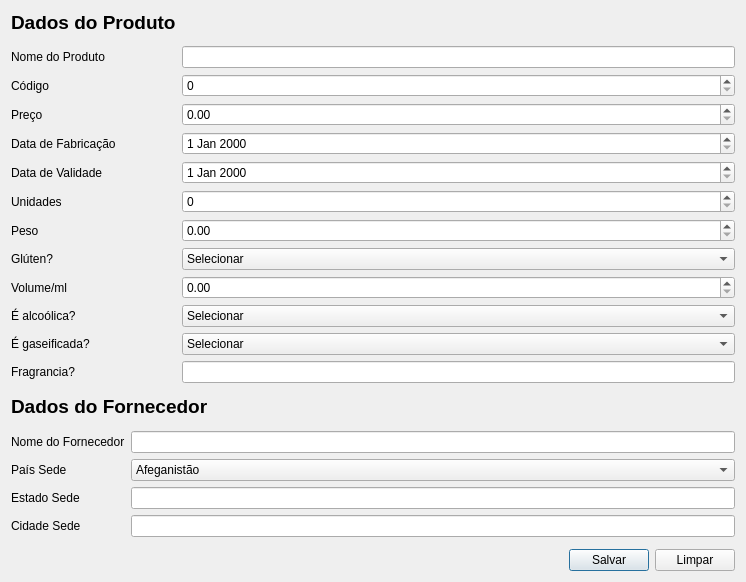
This is Projeto 3/Projeto/cadastro.ui in Rodrigo-P-Nascimento/Qt-DRUD as Qt 5 draws it before an edit. The edited form follows.
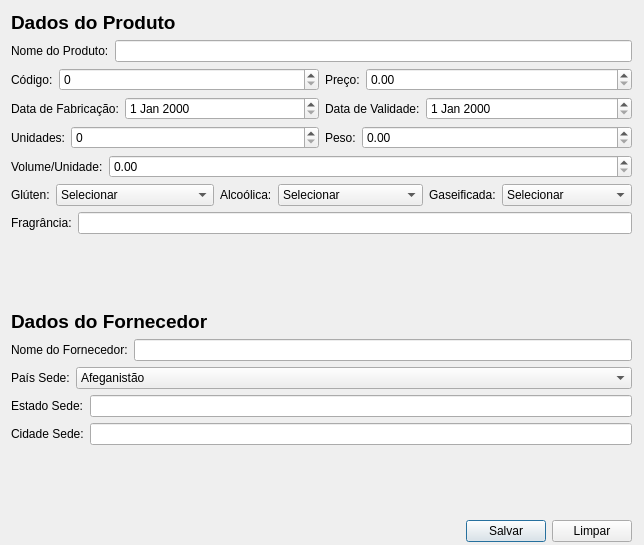
This is the edited form.

```diff
--- a/Projeto 3/Projeto/cadastro.ui
+++ b/Projeto 3/Projeto/cadastro.ui
@@ -9,37 +9,81 @@
    <rect>
     <x>0</x>
     <y>0</y>
-    <width>746</width>
-    <height>582</height>
+    <width>644</width>
+    <height>545</height>
    </rect>
   </property>
   <property name="windowTitle">
    <string>Cadastrar</string>
   </property>
+  <widget class="QWidget" name="">
+   <property name="geometry">
+    <rect>
+     <x>11</x>
+     <y>11</y>
+     <width>621</width>
+     <height>531</height>
+    </rect>
+   </property>
   <layout class="QVBoxLayout" name="verticalLayout">
    <item>
-    <layout class="QGridLayout" name="gridLayout">
-     <item row="7" column="1">
-      <widget class="QSpinBox" name="SPIN_UNIDADE">
-       <property name="enabled">
-        <bool>true</bool>
-       </property>
-       <property name="toolTip">
-        <string/>
-       </property>
+     <widget class="QLabel" name="label_11">
+      <property name="font">
+       <font>
+        <pointsize>14</pointsize>
+        <weight>75</weight>
+        <bold>true</bold>
+       </font>
+      </property>
+      <property name="text">
+       <string>Dados do Produto</string>
+      </property>
+     </widget>
+    </item>
+    <item>
+     <layout class="QFormLayout" name="formLayout_10">
+      <item row="0" column="0">
+       <widget class="QLabel" name="label">
+        <property name="text">
+         <string>Nome do Produto:</string>
+        </property>
+       </widget>
+      </item>
+      <item row="0" column="1">
+       <widget class="QLineEdit" name="LINE_NOME"/>
+      </item>
+     </layout>
+    </item>
+    <item>
+     <layout class="QHBoxLayout" name="horizontalLayout_2">
+      <item>
+       <layout class="QFormLayout" name="formLayout_3">
+        <item row="0" column="0">
+         <widget class="QLabel" name="label_3">
+          <property name="text">
+           <string>Código:</string>
+          </property>
+         </widget>
+        </item>
+        <item row="0" column="1">
+         <widget class="QSpinBox" name="SPIN_CODIGO">
        <property name="maximum">
-        <number>1000</number>
+           <number>9999</number>
        </property>
       </widget>
      </item>
-     <item row="12" column="0">
-      <widget class="QLabel" name="LABEL_GAS">
+       </layout>
+      </item>
+      <item>
+       <layout class="QFormLayout" name="formLayout">
+        <item row="0" column="0">
+         <widget class="QLabel" name="label_2">
        <property name="text">
-        <string>É gaseificada?</string>
+           <string>Preço:</string>
        </property>
       </widget>
      </item>
-     <item row="4" column="1">
+        <item row="0" column="1">
       <widget class="QDoubleSpinBox" name="SPIN_PRECO">
        <property name="decimals">
         <number>2</number>
@@ -49,33 +93,22 @@
        </property>
       </widget>
      </item>
-     <item row="9" column="1">
-      <widget class="QComboBox" name="COMBO_GLUTEN">
-       <item>
-        <property name="text">
-         <string>Selecionar</string>
-        </property>
-       </item>
-       <item>
-        <property name="text">
-         <string>Sim</string>
-        </property>
+       </layout>
+      </item>
+     </layout>
        </item>
        <item>
+     <layout class="QHBoxLayout" name="horizontalLayout_3">
+      <item>
+       <layout class="QFormLayout" name="formLayout_4">
+        <item row="0" column="0">
+         <widget class="QLabel" name="label_4">
         <property name="text">
-         <string>Não</string>
-        </property>
-       </item>
-      </widget>
-     </item>
-     <item row="11" column="0">
-      <widget class="QLabel" name="LABEL_ALCOOLICA">
-       <property name="text">
-        <string>É alcoólica?</string>
-       </property>
-      </widget>
-     </item>
-     <item row="5" column="1">
+           <string>Data de Fabricação:</string>
+          </property>
+         </widget>
+        </item>
+        <item row="0" column="1">
       <widget class="QDateEdit" name="DAFA">
        <property name="enabled">
         <bool>true</bool>
@@ -98,151 +131,89 @@
        </property>
       </widget>
      </item>
-     <item row="10" column="1">
-      <widget class="QDoubleSpinBox" name="SPIN_VOLUME"/>
-     </item>
-     <item row="2" column="1">
-      <widget class="QLineEdit" name="LINE_NOME"/>
-     </item>
-     <item row="4" column="0">
-      <widget class="QLabel" name="label_2">
-       <property name="text">
-        <string>Preço</string>
-       </property>
-      </widget>
-     </item>
-     <item row="5" column="0">
-      <widget class="QLabel" name="label_4">
-       <property name="text">
-        <string>Data de Fabricação</string>
-       </property>
-      </widget>
-     </item>
-     <item row="8" column="0">
-      <widget class="QLabel" name="LABEL_PESO">
-       <property name="text">
-        <string>Peso</string>
-       </property>
-      </widget>
-     </item>
-     <item row="3" column="1">
-      <widget class="QSpinBox" name="SPIN_CODIGO">
-       <property name="maximum">
-        <number>9999</number>
-       </property>
-      </widget>
-     </item>
-     <item row="6" column="0">
+       </layout>
+      </item>
+      <item>
+       <layout class="QFormLayout" name="formLayout_5">
+        <item row="0" column="0">
       <widget class="QLabel" name="label_5">
        <property name="text">
-        <string>Data de Validade</string>
+           <string>Data de Validade:</string>
        </property>
       </widget>
      </item>
-     <item row="8" column="1">
-      <widget class="QDoubleSpinBox" name="SPIN_PESO">
-       <property name="enabled">
-        <bool>true</bool>
-       </property>
-      </widget>
-     </item>
-     <item row="11" column="1">
-      <widget class="QComboBox" name="COMBO_ALCOOLICA">
-       <item>
-        <property name="text">
-         <string>Selecionar</string>
-        </property>
-       </item>
-       <item>
-        <property name="text">
-         <string>Sim</string>
-        </property>
-       </item>
-       <item>
-        <property name="text">
-         <string>Não</string>
-        </property>
-       </item>
-      </widget>
-     </item>
-     <item row="0" column="0">
-      <widget class="QLabel" name="label_11">
-       <property name="font">
-        <font>
-         <pointsize>14</pointsize>
-         <weight>75</weight>
-         <bold>true</bold>
-        </font>
-       </property>
-       <property name="text">
-        <string>Dados do Produto</string>
-       </property>
-      </widget>
-     </item>
-     <item row="7" column="0">
-      <widget class="QLabel" name="LABEL_UNIDADE">
-       <property name="text">
-        <string>Unidades</string>
-       </property>
-      </widget>
-     </item>
-     <item row="3" column="0">
-      <widget class="QLabel" name="label_3">
-       <property name="text">
-        <string>Código</string>
-       </property>
-      </widget>
-     </item>
-     <item row="6" column="1">
+        <item row="0" column="1">
       <widget class="QDateEdit" name="DAVA"/>
      </item>
-     <item row="12" column="1">
-      <widget class="QComboBox" name="COMBO_GAS">
+       </layout>
+      </item>
+     </layout>
+    </item>
        <item>
+     <layout class="QHBoxLayout" name="horizontalLayout_4">
+      <item>
+       <layout class="QFormLayout" name="formLayout_6">
+        <item row="0" column="0">
+         <widget class="QLabel" name="LABEL_UNIDADE">
         <property name="text">
-         <string>Selecionar</string>
-        </property>
-       </item>
-       <item>
-        <property name="text">
-         <string>Sim</string>
-        </property>
-       </item>
+           <string>Unidades:</string>
+          </property>
+         </widget>
+        </item>
+        <item row="0" column="1">
+         <widget class="QSpinBox" name="SPIN_UNIDADE">
+          <property name="enabled">
+           <bool>true</bool>
+          </property>
+          <property name="toolTip">
+           <string/>
+          </property>
+          <property name="maximum">
+           <number>1000</number>
+          </property>
+         </widget>
+        </item>
+       </layout>
+      </item>
        <item>
+       <layout class="QFormLayout" name="formLayout_7">
+        <item row="0" column="0">
+         <widget class="QLabel" name="LABEL_PESO">
         <property name="text">
-         <string>Não</string>
-        </property>
-       </item>
-      </widget>
-     </item>
-     <item row="1" column="0">
-      <spacer name="verticalSpacer_2">
-       <property name="orientation">
-        <enum>Qt::Vertical</enum>
-       </property>
-       <property name="sizeHint" stdset="0">
-        <size>
-         <width>20</width>
-         <height>40</height>
-        </size>
-       </property>
-      </spacer>
-     </item>
-     <item row="10" column="0">
+           <string>Peso:</string>
+          </property>
+         </widget>
+        </item>
+        <item row="0" column="1">
+         <widget class="QDoubleSpinBox" name="SPIN_PESO">
+          <property name="enabled">
+           <bool>true</bool>
+          </property>
+         </widget>
+        </item>
+       </layout>
+      </item>
+     </layout>
+    </item>
+    <item>
+     <layout class="QFormLayout" name="formLayout_11">
+      <item row="0" column="0">
       <widget class="QLabel" name="LABEL_VOLUME">
        <property name="text">
-        <string>Volume/ml</string>
+         <string>Volume/Unidade:</string>
        </property>
       </widget>
      </item>
-     <item row="2" column="0">
-      <widget class="QLabel" name="label">
-       <property name="text">
-        <string>Nome do Produto</string>
-       </property>
-      </widget>
-     </item>
-     <item row="9" column="0">
+      <item row="0" column="1">
+       <widget class="QDoubleSpinBox" name="SPIN_VOLUME"/>
+      </item>
+     </layout>
+    </item>
+    <item>
+     <layout class="QHBoxLayout" name="horizontalLayout_5">
+      <item>
+       <layout class="QFormLayout" name="formLayout_12">
+        <item row="0" column="0">
       <widget class="QLabel" name="LABEL_GLUTEN">
        <property name="font">
         <font>
@@ -250,18 +221,103 @@
         </font>
        </property>
        <property name="text">
-        <string>Glúten?</string>
+           <string>Glúten:</string>
        </property>
       </widget>
      </item>
-     <item row="13" column="0">
+        <item row="0" column="1">
+         <widget class="QComboBox" name="COMBO_GLUTEN">
+          <item>
+           <property name="text">
+            <string>Selecionar</string>
+           </property>
+          </item>
+          <item>
+           <property name="text">
+            <string>Sim</string>
+           </property>
+          </item>
+          <item>
+           <property name="text">
+            <string>Não</string>
+           </property>
+          </item>
+         </widget>
+        </item>
+       </layout>
+      </item>
+      <item>
+       <layout class="QFormLayout" name="formLayout_8">
+        <item row="0" column="0">
+         <widget class="QLabel" name="LABEL_ALCOOLICA">
+          <property name="text">
+           <string>Alcoólica:</string>
+          </property>
+         </widget>
+        </item>
+        <item row="0" column="1">
+         <widget class="QComboBox" name="COMBO_ALCOOLICA">
+          <item>
+           <property name="text">
+            <string>Selecionar</string>
+           </property>
+          </item>
+          <item>
+           <property name="text">
+            <string>Sim</string>
+           </property>
+          </item>
+          <item>
+           <property name="text">
+            <string>Não</string>
+           </property>
+          </item>
+         </widget>
+        </item>
+       </layout>
+      </item>
+      <item>
+       <layout class="QFormLayout" name="formLayout_9">
+        <item row="0" column="0">
+         <widget class="QLabel" name="LABEL_GAS">
+          <property name="text">
+           <string>Gaseificada:</string>
+          </property>
+         </widget>
+        </item>
+        <item row="0" column="1">
+         <widget class="QComboBox" name="COMBO_GAS">
+          <item>
+           <property name="text">
+            <string>Selecionar</string>
+           </property>
+          </item>
+          <item>
+           <property name="text">
+            <string>Sim</string>
+           </property>
+          </item>
+          <item>
+           <property name="text">
+            <string>Não</string>
+           </property>
+          </item>
+         </widget>
+        </item>
+       </layout>
+      </item>
+     </layout>
+    </item>
+    <item>
+     <layout class="QFormLayout" name="formLayout_13">
+      <item row="0" column="0">
       <widget class="QLabel" name="LABEL_FRAGRANCIA">
        <property name="text">
-        <string>Fragrancia?</string>
+         <string>Fragrância:</string>
        </property>
       </widget>
      </item>
-     <item row="13" column="1">
+      <item row="0" column="1">
       <widget class="QLineEdit" name="LINE_FRAGRANCIA"/>
      </item>
     </layout>
@@ -293,59 +349,30 @@
      </property>
     </widget>
    </item>
-   <item>
-    <spacer name="verticalSpacer_4">
-     <property name="orientation">
-      <enum>Qt::Vertical</enum>
-     </property>
-     <property name="sizeHint" stdset="0">
-      <size>
-       <width>20</width>
-       <height>40</height>
-      </size>
-     </property>
-    </spacer>
-   </item>
    <item>
     <layout class="QFormLayout" name="formLayout_2">
      <item row="0" column="0">
       <widget class="QLabel" name="label_7">
        <property name="text">
-        <string>Nome do Fornecedor</string>
+         <string>Nome do Fornecedor:</string>
        </property>
       </widget>
      </item>
      <item row="0" column="1">
       <widget class="QLineEdit" name="LINE_NOME_FORNECEDOR"/>
      </item>
-     <item row="1" column="0">
+     </layout>
+    </item>
+    <item>
+     <layout class="QFormLayout" name="formLayout_14">
+      <item row="0" column="0">
       <widget class="QLabel" name="label_8">
        <property name="text">
-        <string>País Sede</string>
+         <string>País Sede:</string>
        </property>
       </widget>
      </item>
-     <item row="2" column="0">
-      <widget class="QLabel" name="label_9">
-       <property name="text">
-        <string>Estado Sede</string>
-       </property>
-      </widget>
-     </item>
-     <item row="2" column="1">
-      <widget class="QLineEdit" name="LINE_ESTADO"/>
-     </item>
-     <item row="3" column="0">
-      <widget class="QLabel" name="label_10">
-       <property name="text">
-        <string>Cidade Sede</string>
-       </property>
-      </widget>
-     </item>
-     <item row="3" column="1">
-      <widget class="QLineEdit" name="LINE_CIDADE"/>
-     </item>
-     <item row="1" column="1">
+      <item row="0" column="1">
       <widget class="QComboBox" name="COMBOBOX_PAIS">
        <item>
         <property name="text">
@@ -1601,6 +1628,34 @@
      </item>
     </layout>
    </item>
+    <item>
+     <layout class="QFormLayout" name="formLayout_15">
+      <item row="0" column="0">
+       <widget class="QLabel" name="label_9">
+        <property name="text">
+         <string>Estado Sede:</string>
+        </property>
+       </widget>
+      </item>
+      <item row="0" column="1">
+       <widget class="QLineEdit" name="LINE_ESTADO"/>
+      </item>
+     </layout>
+    </item>
+    <item>
+     <layout class="QFormLayout" name="formLayout_16">
+      <item row="0" column="0">
+       <widget class="QLabel" name="label_10">
+        <property name="text">
+         <string>Cidade Sede:</string>
+        </property>
+       </widget>
+      </item>
+      <item row="0" column="1">
+       <widget class="QLineEdit" name="LINE_CIDADE"/>
+      </item>
+     </layout>
+    </item>
    <item>
     <spacer name="verticalSpacer">
      <property name="orientation">
@@ -1646,6 +1701,7 @@
     </layout>
    </item>
   </layout>
+  </widget>
  </widget>
  <tabstops>
   <tabstop>LINE_NOME</tabstop>
```
Left out of the diff: 2 changed lines with no effect on the pictures. Lines whose indentation alone changed are shown as unchanged.
